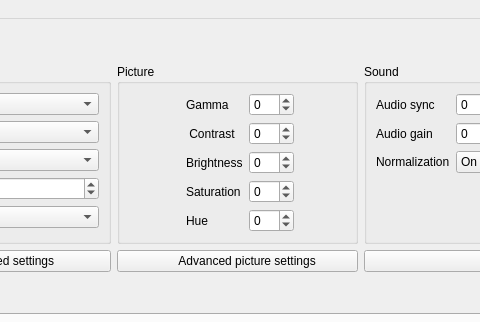
This is src/mainwindow.ui in cinemaouvert/OPP as Qt 5 draws it before an edit; both pictures show x 655 to 1135 and y 0 to 322 of the 1287 by 652 pixel window. The edited form follows.
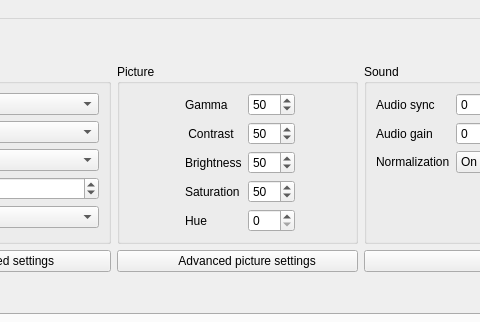
This is the edited form. Icons and pictures are not drawn. Custom widgets are drawn as their Qt base class.

Patch:
```diff
--- a/src/mainwindow.ui
+++ b/src/mainwindow.ui
@@ -645,7 +645,13 @@
                             </sizepolicy>
                            </property>
                            <property name="minimum">
-                            <number>-99</number>
+                            <number>0</number>
+                           </property>
+                           <property name="maximum">
+                            <number>100</number>
+                           </property>
+                           <property name="value">
+                            <number>50</number>
                            </property>
                           </widget>
                          </item>
@@ -658,7 +664,13 @@
                             </sizepolicy>
                            </property>
                            <property name="minimum">
-                            <number>-99</number>
+                            <number>0</number>
+                           </property>
+                           <property name="maximum">
+                            <number>100</number>
+                           </property>
+                           <property name="value">
+                            <number>50</number>
                            </property>
                           </widget>
                          </item>
@@ -671,7 +683,13 @@
                             </sizepolicy>
                            </property>
                            <property name="minimum">
-                            <number>-99</number>
+                            <number>0</number>
+                           </property>
+                           <property name="maximum">
+                            <number>100</number>
+                           </property>
+                           <property name="value">
+                            <number>50</number>
                            </property>
                           </widget>
                          </item>
@@ -684,7 +702,13 @@
                             </sizepolicy>
                            </property>
                            <property name="minimum">
-                            <number>-99</number>
+                            <number>0</number>
+                           </property>
+                           <property name="maximum">
+                            <number>100</number>
+                           </property>
+                           <property name="value">
+                            <number>50</number>
                            </property>
                           </widget>
                          </item>
@@ -697,7 +721,10 @@
                             </sizepolicy>
                            </property>
                            <property name="minimum">
-                            <number>-99</number>
+                            <number>0</number>
+                           </property>
+                           <property name="maximum">
+                            <number>100</number>
                            </property>
                           </widget>
                          </item>
```
Left out of the diff: 157 changed lines with no effect on the pictures.
